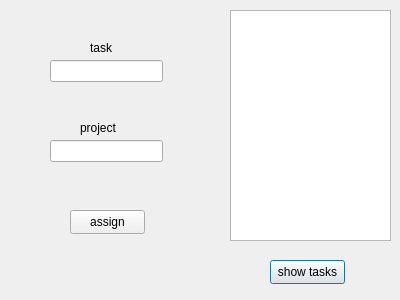
Before: the Qt Designer form dialog_assign_task_to_project.ui in annishelion/ap-projet, drawn with Qt 5.
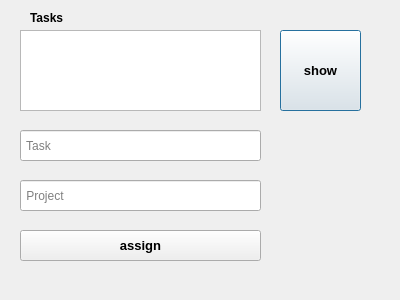
After: the same form once the commit is applied.

```diff
--- a/dialog_assign_task_to_project.ui
+++ b/dialog_assign_task_to_project.ui
@@ -16,35 +16,47 @@
   <widget class="QListWidget" name="list">
    <property name="geometry">
     <rect>
-     <x>230</x>
-     <y>10</y>
-     <width>161</width>
-     <height>231</height>
+     <x>20</x>
+     <y>30</y>
+     <width>241</width>
+     <height>81</height>
     </rect>
    </property>
   </widget>
   <widget class="QPushButton" name="show_tasks">
    <property name="geometry">
     <rect>
-     <x>270</x>
-     <y>260</y>
-     <width>75</width>
-     <height>24</height>
+     <x>280</x>
+     <y>30</y>
+     <width>81</width>
+     <height>81</height>
     </rect>
    </property>
+   <property name="font">
+    <font>
+     <pointsize>10</pointsize>
+     <bold>true</bold>
+    </font>
+   </property>
    <property name="text">
-    <string>show tasks</string>
+    <string>show</string>
    </property>
   </widget>
   <widget class="QPushButton" name="assign_tasks_to_project">
    <property name="geometry">
     <rect>
-     <x>70</x>
-     <y>210</y>
-     <width>75</width>
-     <height>24</height>
+     <x>20</x>
+     <y>230</y>
+     <width>241</width>
+     <height>31</height>
     </rect>
    </property>
+   <property name="font">
+    <font>
+     <pointsize>10</pointsize>
+     <bold>true</bold>
+    </font>
+   </property>
    <property name="text">
     <string>assign</string>
    </property>
@@ -52,47 +64,45 @@
   <widget class="QLineEdit" name="task_input">
    <property name="geometry">
     <rect>
-     <x>50</x>
-     <y>60</y>
-     <width>113</width>
-     <height>22</height>
+     <x>20</x>
+     <y>130</y>
+     <width>241</width>
+     <height>31</height>
     </rect>
    </property>
+   <property name="placeholderText">
+    <string> Task</string>
+   </property>
   </widget>
   <widget class="QLineEdit" name="project_input">
    <property name="geometry">
     <rect>
-     <x>50</x>
-     <y>140</y>
-     <width>113</width>
-     <height>22</height>
+     <x>20</x>
+     <y>180</y>
+     <width>241</width>
+     <height>31</height>
     </rect>
    </property>
-  </widget>
-  <widget class="QLabel" name="label">
-   <property name="geometry">
-    <rect>
-     <x>80</x>
-     <y>120</y>
-     <width>49</width>
-     <height>16</height>
-    </rect>
-   </property>
-   <property name="text">
-    <string>project</string>
+   <property name="placeholderText">
+    <string> Project</string>
    </property>
   </widget>
   <widget class="QLabel" name="label_2">
    <property name="geometry">
     <rect>
-     <x>90</x>
-     <y>40</y>
+     <x>30</x>
+     <y>10</y>
      <width>49</width>
      <height>16</height>
     </rect>
    </property>
+   <property name="font">
+    <font>
+     <bold>true</bold>
+    </font>
+   </property>
    <property name="text">
-    <string>task</string>
+    <string>Tasks</string>
    </property>
   </widget>
  </widget>
```
